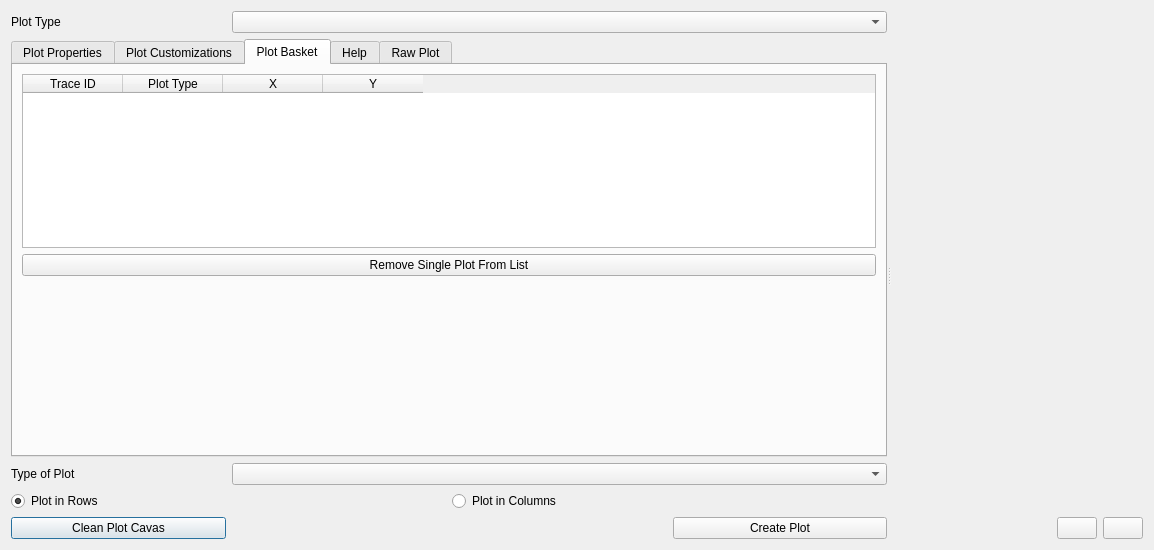
The window that ui/data_plotly_dialog_base.ui (ghtmtt/DataPlotly) describes before a commit, drawn with Qt 5.
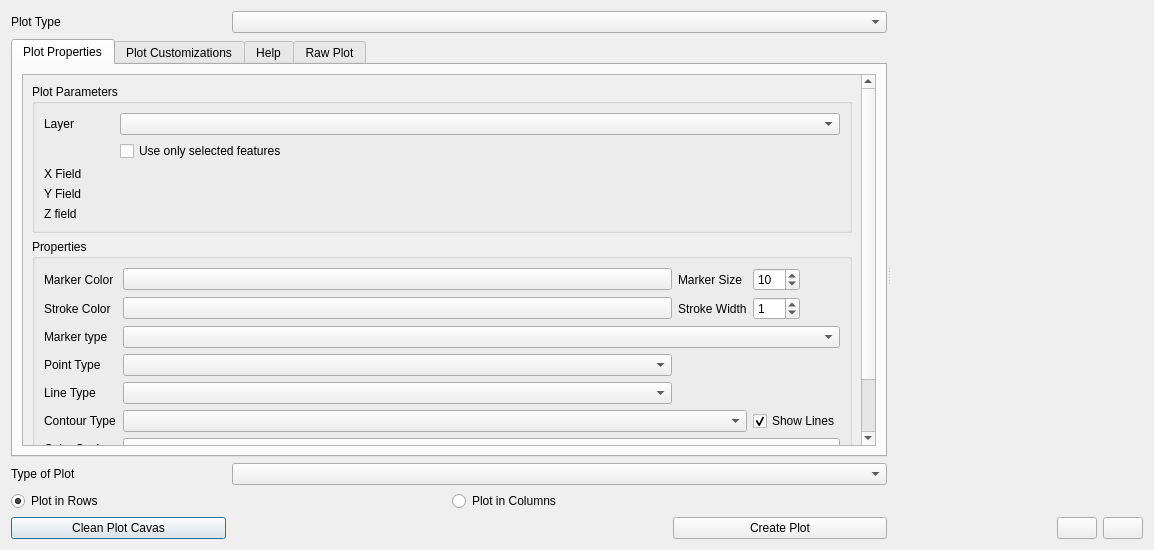
The same window after the commit. The open tabs and pages were chosen to show the change. Custom widgets are drawn as their Qt base class.

Commit message: no more plot basket, cleaner interface

The edit to the form file:
```diff
--- a/ui/data_plotly_dialog_base.ui
+++ b/ui/data_plotly_dialog_base.ui
@@ -667,63 +667,6 @@
            </item>
           </layout>
          </widget>
-         <widget class="QWidget" name="plot_tab">
-          <attribute name="title">
-           <string>Plot Basket</string>
-          </attribute>
-          <layout class="QGridLayout" name="gridLayout_6">
-           <item row="2" column="0">
-            <spacer name="verticalSpacer_3">
-             <property name="orientation">
-              <enum>Qt::Vertical</enum>
-             </property>
-             <property name="sizeHint" stdset="0">
-              <size>
-               <width>20</width>
-               <height>188</height>
-              </size>
-             </property>
-            </spacer>
-           </item>
-           <item row="0" column="0">
-            <widget class="QTableWidget" name="traceTable">
-             <property name="enabled">
-              <bool>true</bool>
-             </property>
-             <property name="editTriggers">
-              <set>QAbstractItemView::NoEditTriggers</set>
-             </property>
-             <column>
-              <property name="text">
-               <string>Trace ID</string>
-              </property>
-             </column>
-             <column>
-              <property name="text">
-               <string>Plot Type</string>
-              </property>
-             </column>
-             <column>
-              <property name="text">
-               <string>X</string>
-              </property>
-             </column>
-             <column>
-              <property name="text">
-               <string>Y</string>
-              </property>
-             </column>
-            </widget>
-           </item>
-           <item row="1" column="0">
-            <widget class="QPushButton" name="remove_button">
-             <property name="text">
-              <string>Remove Single Plot From List</string>
-             </property>
-            </widget>
-           </item>
-          </layout>
-         </widget>
          <widget class="QWidget" name="tab">
           <attribute name="title">
            <string>Help</string>
```
Left out of the diff: 2 changed lines with no effect on the pictures. The commit also changes 1 other file.
